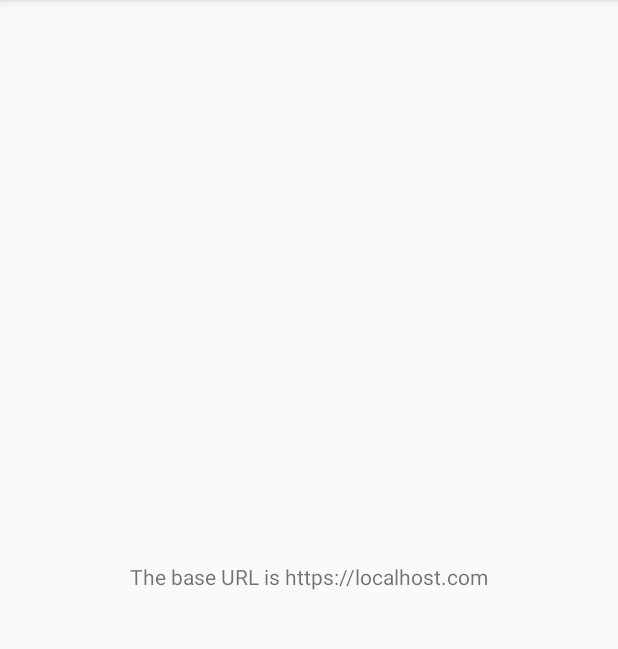
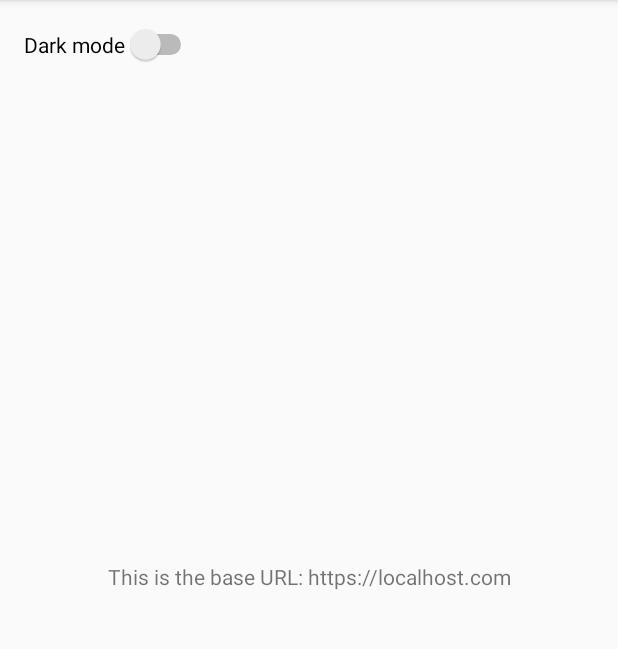
Before and after one commit to leoacevedo/dagger_example, an Android app: the screen it shows after launch (MainActivity), on a phone screen of 412 x 824 dp, the part 84-733 px from its top. Run offline under Robolectric (Android 15) with nearby library versions, the phone set to English and light mode, and no system bars; our stand-ins replace Dagger/Hilt's generated code.

Commit message:
Expose object from Library module & inject it on Activity

```diff
--- a/app/src/main/AndroidManifest.xml
+++ b/app/src/main/AndroidManifest.xml
@@ -9,7 +9,7 @@
         android:roundIcon="@mipmap/ic_launcher_round"
         android:supportsRtl="true"
         android:theme="@style/AppTheme">
-        <activity android:name=".MainActivity">
+        <activity android:name=".main.MainActivity">
             <intent-filter>
                 <action android:name="android.intent.action.MAIN" />
 
--- a/app/src/main/java/com/daggersample/app/MainActivity.kt
+++ /dev/null
@@ -1,21 +0,0 @@
-package com.daggersample.app
-
-import androidx.appcompat.app.AppCompatActivity
-import android.os.Bundle
-import dagger.android.AndroidInjection
-import kotlinx.android.synthetic.main.activity_main.*
-import javax.inject.Inject
-
-class MainActivity : AppCompatActivity() {
-    @Inject
-    lateinit var baseUrl: String
-
-    override fun onCreate(savedInstanceState: Bundle?) {
-        super.onCreate(savedInstanceState)
-        setContentView(R.layout.activity_main)
-
-        (application as App).component.inject(this)
-
-        message.text = "The base URL is $baseUrl"
-    }
-}
--- a/app/src/main/java/com/daggersample/app/di/AppComponent.kt
+++ b/app/src/main/java/com/daggersample/app/di/AppComponent.kt
@@ -1,13 +1,14 @@
 package com.daggersample.app.di
 
 import android.content.Context
-import com.daggersample.app.MainActivity
+import com.daggersample.app.main.MainActivity
+import com.daggersample.lib.di.LibModule
 import dagger.BindsInstance
 import dagger.Component
 import javax.inject.Singleton
 
 @Singleton
-@Component(modules = [AppModule::class])
+@Component(modules = [AppModule::class, LibModule::class])
 interface AppComponent {
     fun inject(target: MainActivity)
 
--- a/app/src/main/java/com/daggersample/app/di/AppModule.kt
+++ b/app/src/main/java/com/daggersample/app/di/AppModule.kt
@@ -1,6 +1,16 @@
 package com.daggersample.app.di
 
+import android.content.Context
+import android.content.SharedPreferences
 import dagger.Module
+import dagger.Provides
+import javax.inject.Singleton
 
 @Module
-class AppModule
+class AppModule {
+    @Provides
+    @Singleton
+    fun provideSharedPreferences(context: Context): SharedPreferences {
+        return context.getSharedPreferences("preferences", Context.MODE_PRIVATE)
+    }
+}
--- /dev/null
+++ b/app/src/main/java/com/daggersample/app/main/MainActivity.kt
@@ -0,0 +1,58 @@
+package com.daggersample.app.main
+
+import android.os.Bundle
+import android.widget.CompoundButton
+import androidx.appcompat.app.AppCompatActivity
+import com.daggersample.app.App
+import com.daggersample.app.R
+import com.daggersample.lib.Preferences
+import kotlinx.android.synthetic.main.activity_main.*
+import javax.inject.Inject
+
+class MainActivity : AppCompatActivity(), MainView {
+    @Inject
+    lateinit var baseUrl: String
+
+    @Inject
+    lateinit var preferences: Preferences
+
+    lateinit var presenter: MainPresenter
+
+    override fun onCreate(savedInstanceState: Bundle?) {
+        (application as App).component.inject(this)
+
+        super.onCreate(savedInstanceState)
+        presenter = MainPresenter(this, MainModel(preferences, baseUrl))
+    }
+
+    override fun setDarkMode(darkMode: Boolean) {
+        val theme = if (darkMode) {
+            R.style.ThemeOverlay_AppCompat_Dark
+        } else {
+            R.style.ThemeOverlay_AppCompat_Light
+        }
+        setTheme(theme)
+    }
+
+    override fun setUrlMessage(url: String) {
+        message.text = getString(R.string.this_is_the_base_url, baseUrl)
+    }
+
+    override fun enableSwitch() {
+        darkModeSw.setOnCheckedChangeListener { _, checked ->
+            presenter.onDarkModeChanged(checked)
+        }
+    }
+
+    override fun turnSwitchOn(on: Boolean) {
+        darkModeSw.isChecked = on
+    }
+
+    override fun draw() {
+        setContentView(R.layout.activity_main)
+    }
+
+    override fun redraw() {
+        recreate()
+    }
+}
--- /dev/null
+++ b/app/src/main/java/com/daggersample/app/main/MainModel.kt
@@ -0,0 +1,21 @@
+package com.daggersample.app.main
+
+import com.daggersample.lib.Preferences
+
+class MainModel(private val preferences: Preferences, val baseUrl: String) {
+    var darkMode: Boolean
+        get() = preferences[PREF_THEME] == THEME_DARK
+        set(value) {
+            preferences[PREF_THEME] = if (value) {
+                THEME_DARK
+            } else {
+                THEME_LIGHT
+            }
+        }
+
+    private companion object {
+        const val PREF_THEME = "theme"
+        const val THEME_DARK = "dark"
+        const val THEME_LIGHT = "light"
+    }
+}
--- /dev/null
+++ b/app/src/main/java/com/daggersample/app/main/MainPresenter.kt
@@ -0,0 +1,19 @@
+package com.daggersample.app.main
+
+class MainPresenter(private val view: MainView, private val model: MainModel) {
+    init {
+        with(view) {
+            setDarkMode(model.darkMode)
+            draw()
+            turnSwitchOn(model.darkMode)
+            enableSwitch()
+            setUrlMessage(model.baseUrl)
+        }
+    }
+
+    fun onDarkModeChanged(darkMode: Boolean) {
+        model.darkMode = darkMode
+        view.setDarkMode(darkMode)
+        view.redraw()
+    }
+}
--- /dev/null
+++ b/app/src/main/java/com/daggersample/app/main/MainView.kt
@@ -0,0 +1,10 @@
+package com.daggersample.app.main
+
+interface MainView {
+    fun setDarkMode(darkMode: Boolean)
+    fun setUrlMessage(url: String)
+    fun enableSwitch()
+    fun turnSwitchOn(on: Boolean)
+    fun draw()
+    fun redraw()
+}
--- a/app/src/main/res/layout/activity_main.xml
+++ b/app/src/main/res/layout/activity_main.xml
@@ -4,7 +4,8 @@
     xmlns:tools="http://schemas.android.com/tools"
     android:layout_width="match_parent"
     android:layout_height="match_parent"
-    tools:context=".MainActivity">
+    android:padding="@dimen/default_padding"
+    tools:context=".main.MainActivity">
 
     <TextView
         android:id="@+id/message"
@@ -15,4 +16,12 @@
         app:layout_constraintRight_toRightOf="parent"
         app:layout_constraintTop_toTopOf="parent" />
 
+    <Switch
+        android:id="@+id/darkModeSw"
+        android:layout_width="wrap_content"
+        android:layout_height="wrap_content"
+        android:text="@string/dark_mode"
+        app:layout_constraintStart_toStartOf="parent"
+        app:layout_constraintTop_toTopOf="parent" />
+
 </androidx.constraintlayout.widget.ConstraintLayout>
--- /dev/null
+++ b/app/src/main/res/values/dimens.xml
@@ -0,0 +1,4 @@
+<?xml version="1.0" encoding="utf-8"?>
+<resources>
+    <dimen name="default_padding">16dp</dimen>
+</resources>
--- a/app/src/main/res/values/strings.xml
+++ b/app/src/main/res/values/strings.xml
@@ -1,3 +1,5 @@
 <resources>
     <string name="app_name">Dagger Sample</string>
+    <string name="dark_mode">Dark mode</string>
+    <string name="this_is_the_base_url">This is the base URL: %s</string>
 </resources>
--- /dev/null
+++ b/lib/src/main/java/com/daggersample/lib/Preferences.kt
@@ -0,0 +1,12 @@
+package com.daggersample.lib
+
+import android.content.SharedPreferences
+
+class Preferences(private val sharedPrefs: SharedPreferences) {
+
+    operator fun get(key: String): String? = sharedPrefs.getString(key, null)
+
+    operator fun set(key: String, value: String?) {
+        sharedPrefs.edit().putString(key, value).apply()
+    }
+}
--- /dev/null
+++ b/lib/src/main/java/com/daggersample/lib/di/LibModule.kt
@@ -0,0 +1,16 @@
+package com.daggersample.lib.di
+
+import android.content.SharedPreferences
+import com.daggersample.lib.Preferences
+import dagger.Module
+import dagger.Provides
+import javax.inject.Singleton
+
+@Module
+class LibModule {
+    @Provides
+    @Singleton
+    fun providePreferences(sharedPreferences: SharedPreferences): Preferences {
+        return Preferences(sharedPreferences)
+    }
+}
```
